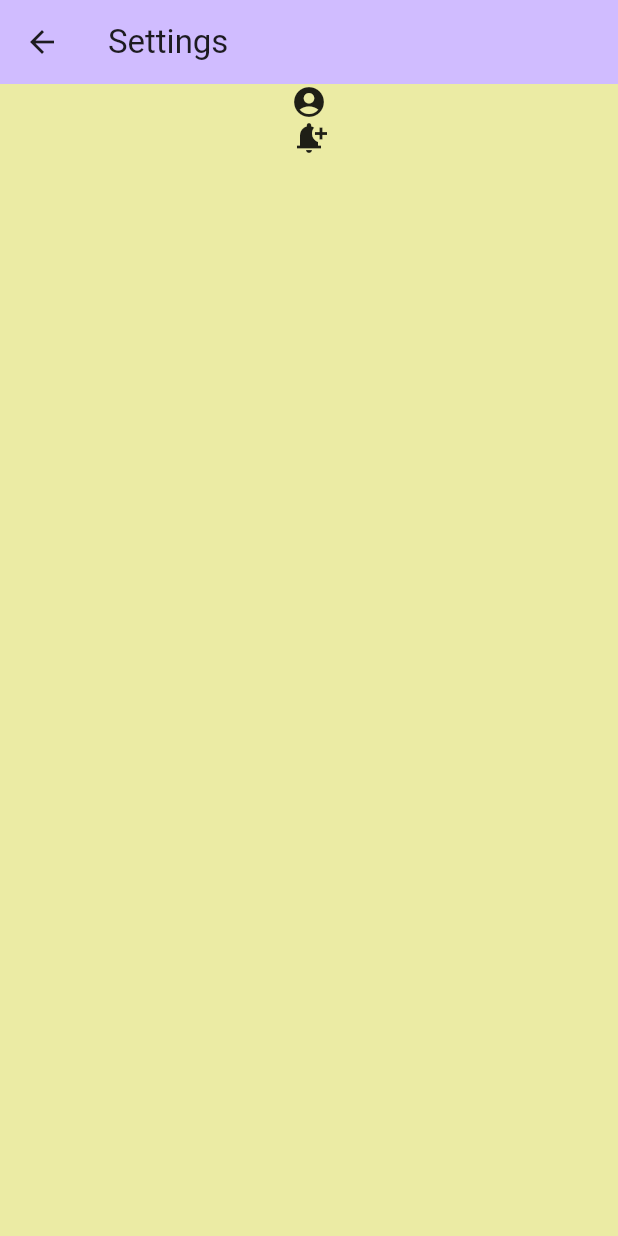
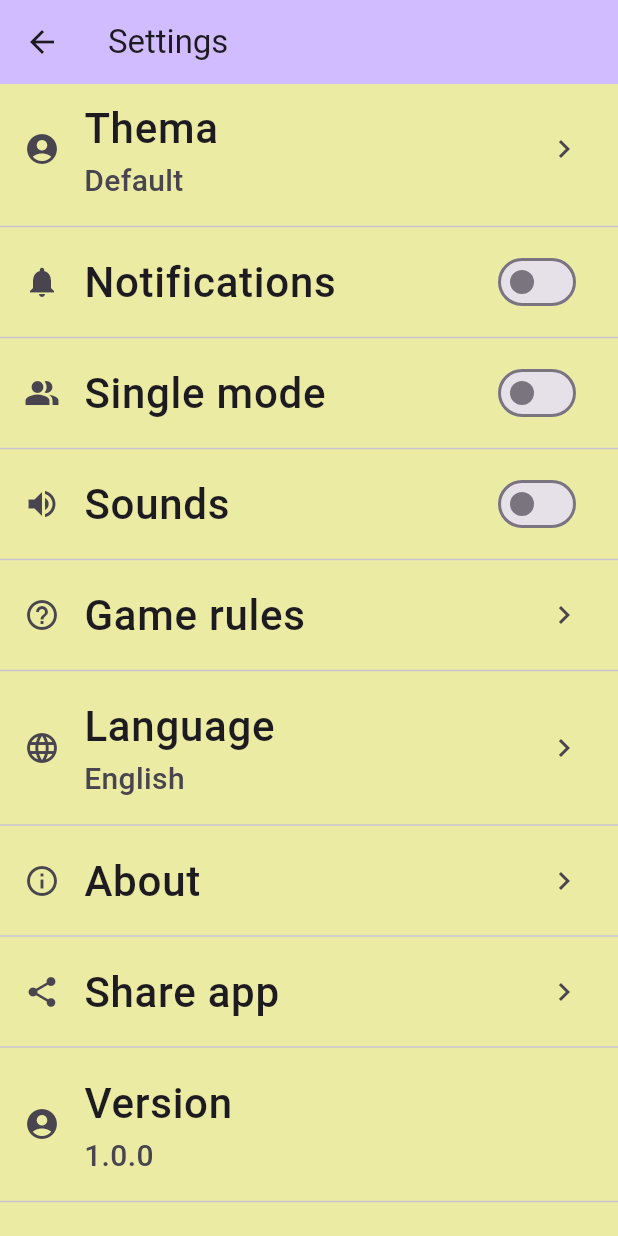
Before and after one commit to SokolovG/Thousand-Counter, a Flutter app: the SettingsScreen screen opened directly, on a phone screen of 412 x 824 dp. Run offline on Flutter 3.47's test engine with Material 3 defaults, Android fonts, the light colour scheme and no system bars; our stand-ins replace flutter_riverpod, recase, talker.

Commit message:
added full settings screens, added PlayerCard widget

```diff
--- a/lib/presentation/screens/settings.dart
+++ b/lib/presentation/screens/settings.dart
@@ -1,23 +1,102 @@
 import 'package:flutter/material.dart';
 import 'package:flutter_riverpod/flutter_riverpod.dart';
+import 'package:thousand_counter/providers/settings_providers.dart';
 
 class SettingsScreen extends ConsumerWidget {
   const SettingsScreen({super.key});
 
   @override
   Widget build(BuildContext context, WidgetRef ref) {
+    bool notifications = ref.watch(notificationsProvider);
+    bool singeMode = ref.watch(singleModeProvider);
+    bool sounds = ref.watch(soundsModeProvider);
+    String language = "English";
+    final version = "1.0.0";
+
     return Scaffold(
       appBar: AppBar(
         title: const Text("Settings"),
         backgroundColor: Theme.of(context).colorScheme.inversePrimary,
       ),
-      body: Center(
-        child: Column(
-          children: [
-            Icon(Icons.account_circle),
-            Icon(Icons.notification_add),
-          ], // TODO: add ntotification logic for inviting freunds.
-        ),
+      body: ListView(
+        children: [
+          ListTile(
+            leading: Icon(Icons.account_circle),
+            title: Text("Thema"),
+            subtitle: Text("Default"),
+            trailing: Icon(Icons.chevron_right),
+            onTap: () {},
+          ),
+          Divider(),
+          ListTile(
+            leading: Icon(Icons.notifications),
+            title: Text("Notifications"),
+            trailing: Switch(
+              value: notifications,
+              onChanged: (val) {
+                ref.read(notificationsProvider.notifier).state = val;
+              },
+            ),
+          ),
+          Divider(),
+          ListTile(
+            leading: Icon(Icons.people_alt),
+            title: Text("Single mode"),
+            trailing: Switch(
+              value: singeMode,
+              onChanged: (val) {
+                ref.read(singleModeProvider.notifier).state = val;
+              },
+            ),
+          ),
+          Divider(),
+          ListTile(
+            leading: Icon(Icons.volume_up),
+            title: Text("Sounds"),
+            trailing: Switch(
+              value: sounds,
+              onChanged: (val) {
+                ref.read(soundsModeProvider.notifier).state = val;
+              },
+            ),
+          ),
+          Divider(),
+          ListTile(
+            leading: Icon(Icons.help_outline),
+            title: Text("Game rules"),
+            trailing: Icon(Icons.chevron_right),
+            onTap: () {},
+          ),
+          Divider(),
+          ListTile(
+            leading: Icon(Icons.language),
+            title: Text("Language"),
+            subtitle: Text(language),
+            trailing: Icon(Icons.chevron_right),
+            onTap: () {},
+          ),
+          Divider(),
+          ListTile(
+            leading: Icon(Icons.info_outline),
+            title: Text("About"),
+            trailing: Icon(Icons.chevron_right),
+            onTap: () {},
+          ),
+          Divider(),
+          ListTile(
+            leading: Icon(Icons.share),
+            title: Text("Share app"),
+            trailing: Icon(Icons.chevron_right),
+            onTap: () {},
+          ),
+          Divider(),
+          ListTile(
+            leading: Icon(Icons.account_circle),
+            title: Text("Version"),
+            subtitle: Text(version),
+          ),
+          Divider(),
+        ],
       ),
     );
   }
--- /dev/null
+++ b/lib/providers/settings_providers.dart
@@ -0,0 +1,5 @@
+import 'package:flutter_riverpod/flutter_riverpod.dart';
+
+final notificationsProvider = StateProvider<bool>((ref) => false);
+final singleModeProvider = StateProvider<bool>((ref) => false);
+final soundsModeProvider = StateProvider<bool>((ref) => false);
```
Also changed, not shown: lib/presentation/screens/game_settings.dart (+5 -2 lines), lib/presentation/screens/players.dart (+8 -1 lines), lib/presentation/widgets/objects/player.dart (added, +27 -0 lines), lib/presentation/widgets/objects/player_dialogs.dart (added, +19 -0 lines), lib/presentation/screens/rules.dart (added), lib/presentation/widgets/objects/player_card.dart (deleted).
